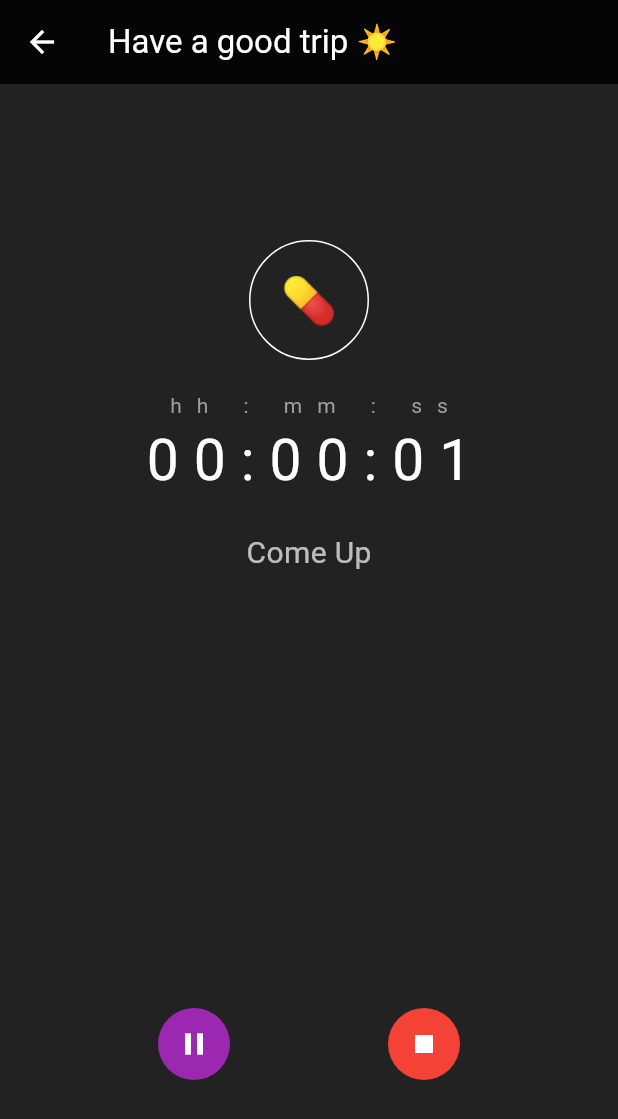
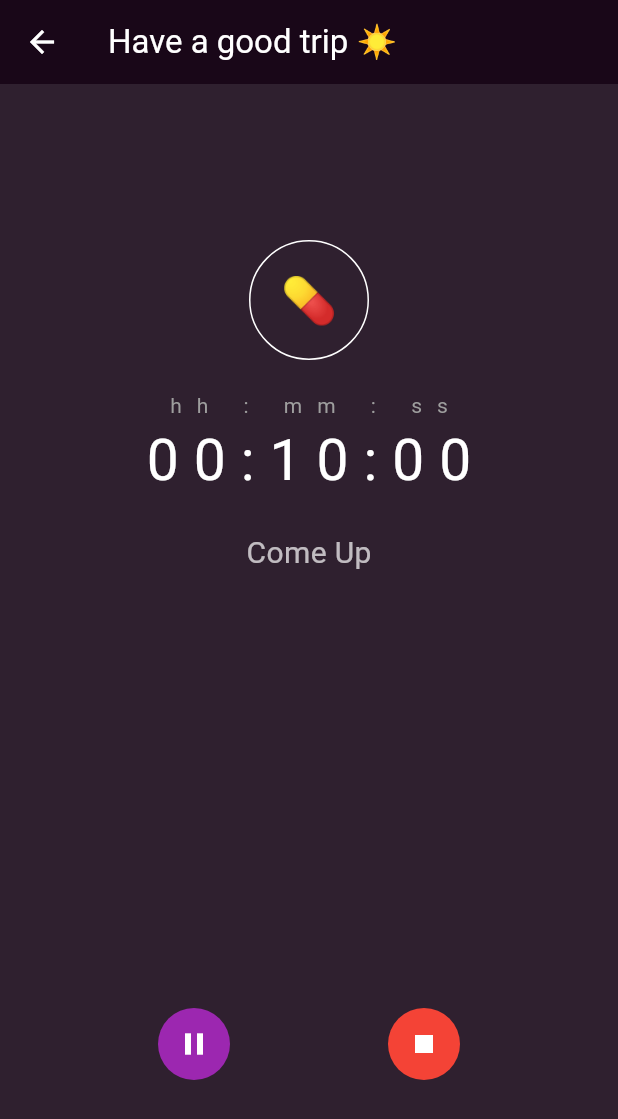
Before and after one commit to anchit-chandran/triptrack, a Flutter app: the TimerScreen screen opened directly, after a tap on the "play arrow" icon, on a phone screen of 412 x 824 dp. Shown: the top 1119 px of the screen. Run offline on Flutter 3.47's test engine with Material 3 defaults, Android fonts, the phone set to English and light mode, and no system bars.

Commit message:
adds dynamic bg coloring based on trip loc
Signed-off-by: anchit-chandran <anchit97123@gmail.com>

```diff
--- a/lib/screens/custom_scaffold.dart
+++ b/lib/screens/custom_scaffold.dart
@@ -4,19 +4,21 @@ import 'package:flutter/material.dart';
 class CustomScaffold extends StatelessWidget {
   final String appBarTitle;
   final Widget body;
+  final Color backgroundColor;
 
   const CustomScaffold({
     super.key,
     required this.body,
     this.appBarTitle = 'Trip Track',
+    required this.backgroundColor,
   });
 
   @override
   Widget build(BuildContext context) {
     return Scaffold(
-        backgroundColor: Colors.black87,
+        backgroundColor: backgroundColor,
         appBar: AppBar(
-          backgroundColor: Colors.black87,
+          backgroundColor: backgroundColor,
           title: Text(
             appBarTitle,
             style: TextStyle(
--- a/lib/screens/home_screen.dart
+++ b/lib/screens/home_screen.dart
@@ -10,6 +10,7 @@ class HomeScreen extends StatelessWidget {
   @override
   Widget build(BuildContext context) {
     return CustomScaffold(
+      backgroundColor: Colors.black87,
       body: Center(
         child: ElevatedButton(
           onPressed: () {
--- a/lib/screens/timer_screen.dart
+++ b/lib/screens/timer_screen.dart
@@ -15,16 +15,69 @@ class _TimerScreenState extends State<TimerScreen> {
   Duration duration = Duration();
   Timer? timer;
   bool timerStarted = false;
+  String tripLocation = "Come Up";
+  Color backgroundColor = Colors.black87;
+
+  Color calculateBackgroundColor(int durationMins) {
+    Color baseColor = Colors.black87;
+    Color peakColor = Color.fromARGB(255, 131, 26, 129);
+    Color newBackgroundColor = baseColor;
+
+    int endComeup = 45;
+    int endPeak = 180;
+    int endTrip = endPeak + 30;
+
+    if (durationMins < endComeup) {
+      double t = durationMins / 60;
+      newBackgroundColor = Color.lerp(baseColor, peakColor, t)!;
+    } else if (durationMins >= endComeup && durationMins < endPeak) {
+      newBackgroundColor = peakColor;
+    } else if (durationMins >= endPeak && durationMins < endTrip) {
+      double t = (endTrip - durationMins) / (endTrip - endPeak);
+      newBackgroundColor = Color.lerp(baseColor, peakColor, t)!;
+    } else {
+      newBackgroundColor = baseColor;
+    }
+    return newBackgroundColor;
+  }
+
+  void updateTripLocation({required Duration currentDuration}) {
+    String newTripLocation = "";
+
+    int durationMins = currentDuration.inMinutes;
+
+    if (durationMins < 45) {
+      newTripLocation = "Come Up";
+    } else if (durationMins >= 45 && durationMins < 180) {
+      newTripLocation = "Peak";
+    } else {
+      newTripLocation = "Come Down";
+    }
+
+    setState(() {
+      tripLocation = newTripLocation;
+    });
+  }
+
+  void updateBackgroundColor() {
+    Color newBackgroundColor = calculateBackgroundColor(duration.inMinutes);
+    setState(() {
+      print(
+          "Updating background color from $backgroundColor to $newBackgroundColor");
+      backgroundColor = newBackgroundColor;
+    });
+  }
 
   void toggleTimer() {
     // cancel current timer
     timer?.cancel();
 
     if (!timerStarted) {
-      print('Starting timer');
-      timer = Timer.periodic(Duration(seconds: 1), (_) => addTime());
-    } else {
-      print("Pausing timer");
+      timer = Timer.periodic(Duration(seconds: 1), (_) {
+        addTime();
+        updateTripLocation(currentDuration: duration);
+        updateBackgroundColor();
+      });
     }
 
     // flip timerStarted state
@@ -34,17 +87,17 @@ class _TimerScreenState extends State<TimerScreen> {
   }
 
   void stopTimer() {
-    print("Stopping timer");
-
     timer?.cancel();
     setState(() {
       timerStarted = false;
       duration = Duration.zero;
+      updateTripLocation(currentDuration: duration);
+      updateBackgroundColor();
     });
   }
 
   void addTime() {
-    const addSeconds = 1;
+    const addSeconds = 1 * 60 * 10;
 
     setState(() {
       final seconds = duration.inSeconds + addSeconds;
@@ -77,7 +130,6 @@ class _TimerScreenState extends State<TimerScreen> {
               actions: [
                 TextButton(
                   onPressed: () {
-                    print("Ending timer");
                     stopTimer();
                     Navigator.of(context).pop();
                   },
@@ -90,7 +142,6 @@ class _TimerScreenState extends State<TimerScreen> {
                 ),
                 TextButton(
                   onPressed: () {
-                    print("Continuing timer");
                     Navigator.of(context).pop();
                   },
                   child: Text(
@@ -106,8 +157,10 @@ class _TimerScreenState extends State<TimerScreen> {
 
   @override
   Widget build(BuildContext context) {
+    print("Building TimerScreen widget with $backgroundColor");
     return CustomScaffold(
       appBarTitle: "Have a good trip ☀️",
+      backgroundColor: backgroundColor,
       body: Center(
         child: Column(
           mainAxisAlignment: MainAxisAlignment.center,
@@ -121,6 +174,7 @@ class _TimerScreenState extends State<TimerScreen> {
                 ),
                 TimerContainer(
                   tripDuration: durationToString(duration),
+                  tripLocation: tripLocation,
                 ),
               ]),
             ),
@@ -213,12 +267,14 @@ class ActionButton extends StatelessWidget {
 }
 
 class TimerContainer extends StatelessWidget {
+  final String tripDuration;
+  final String tripLocation;
+
   const TimerContainer({
     super.key,
     required this.tripDuration,
+    required this.tripLocation,
   });
-
-  final String tripDuration;
 
   @override
   Widget build(BuildContext context) {
@@ -235,7 +291,7 @@ class TimerContainer extends StatelessWidget {
             time: tripDuration,
           ),
           TripLocation(
-            location: "Come Up",
+            location: tripLocation,
           )
         ],
       ),
```
